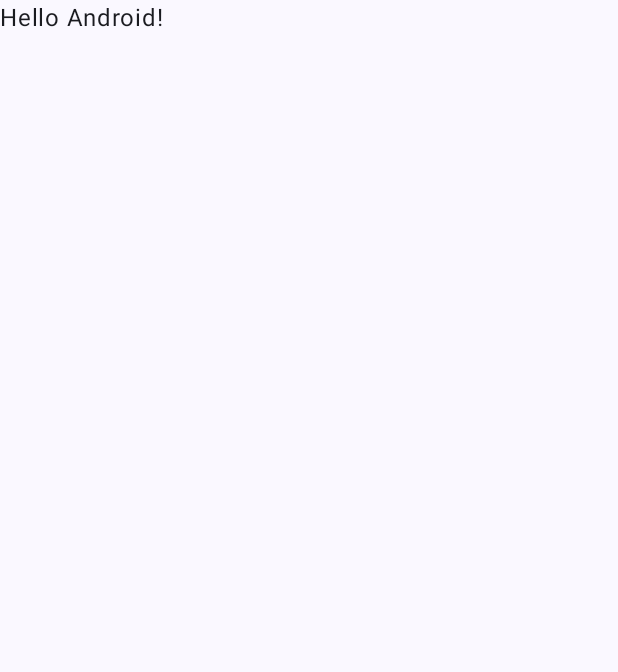
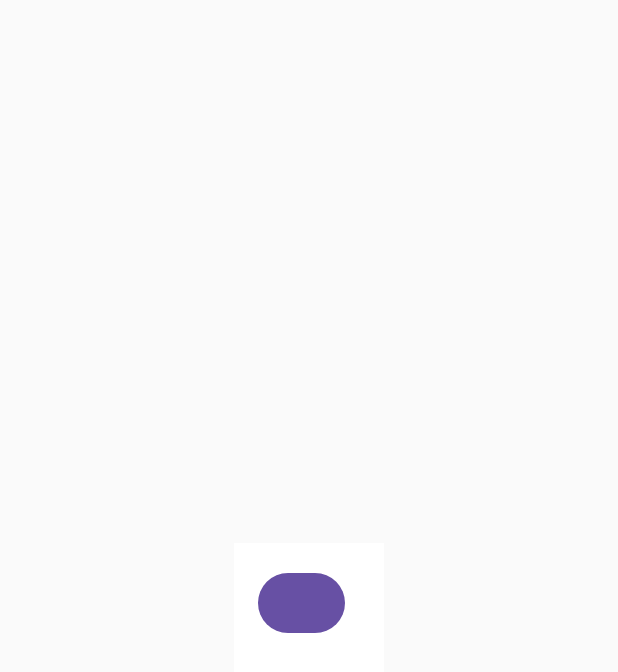
Before and after one commit to YrChubai/FindGame, an Android app built with Jetpack Compose: the screen it shows after launch (MainActivity), on a phone screen of 412 x 824 dp. Before the commit the part shown is almost empty. Shown: the top 672 px of the screen. Run offline under Robolectric (Android 15) with nearby library versions, the phone set to English and light mode, and no system bars.

```diff
--- a/app/src/main/java/com/example/findgame/MainActivity.kt
+++ b/app/src/main/java/com/example/findgame/MainActivity.kt
@@ -10,37 +10,32 @@ import androidx.compose.material3.Text
 import androidx.compose.runtime.Composable
 import androidx.compose.ui.Modifier
 import androidx.compose.ui.tooling.preview.Preview
+import androidx.navigation.compose.NavHost
+import androidx.navigation.compose.composable
+import androidx.navigation.compose.rememberNavController
 import com.example.findgame.ui.theme.FindGameTheme
+import com.example.findgame.view.EndGamePopup
+import com.example.findgame.view.GameScene
+import com.example.findgame.view.MenuView
 
 class MainActivity : ComponentActivity() {
     override fun onCreate(savedInstanceState: Bundle?) {
         super.onCreate(savedInstanceState)
         setContent {
-            FindGameTheme {
-                // A surface container using the 'background' color from the theme
-                Surface(
-                    modifier = Modifier.fillMaxSize(),
-                    color = MaterialTheme.colorScheme.background
-                ) {
-                    Greeting("Android")
+            val navController = rememberNavController()
+            NavHost(
+                navController = navController,
+                startDestination = "route_screen")  {
+                composable("route_screen") {
+                    MenuView(navController)
+                }
+                composable("game") {
+                    GameScene(navController)
+                }
+                composable("end") {
+                    EndGamePopup(navController)
                 }
             }
         }
     }
 }
-
-@Composable
-fun Greeting(name: String, modifier: Modifier = Modifier) {
-    Text(
-        text = "Hello $name!",
-        modifier = modifier
-    )
-}
-
-@Preview(showBackground = true)
-@Composable
-fun GreetingPreview() {
-    FindGameTheme {
-        Greeting("Android")
-    }
-}
```
